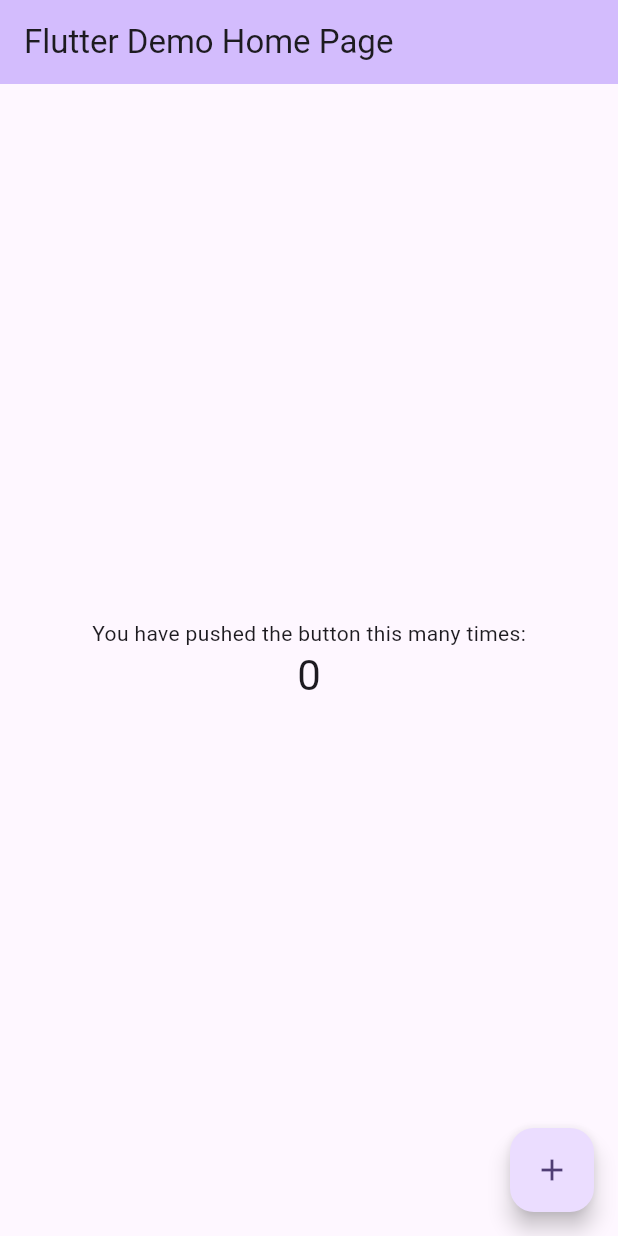
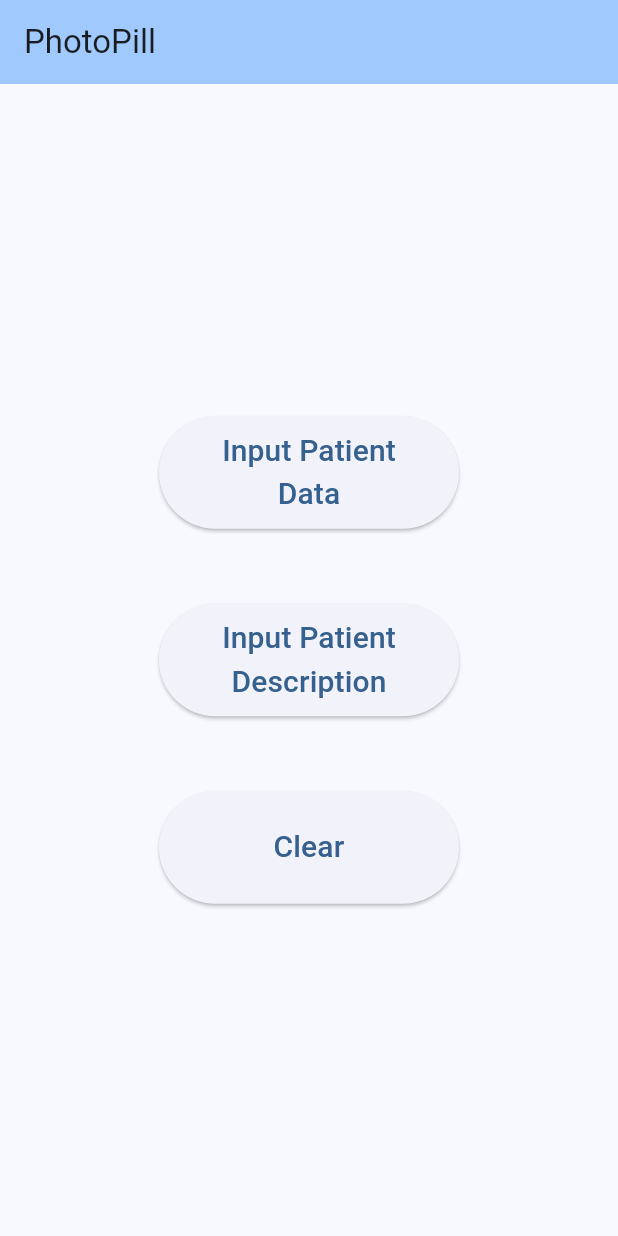
Before and after one commit to AdenaGH/PhotoPillApp, a Flutter app: the screen it shows after launch, on a phone screen of 412 x 824 dp. Run offline on Flutter 3.47's test engine with Material 2 defaults, Android fonts, the phone set to English and light mode, and no system bars.

Commit message:
Initial app screen built, buttons need functionality

```diff
--- a/photo_pill/lib/main.dart
+++ b/photo_pill/lib/main.dart
@@ -11,7 +11,7 @@
   @override
   Widget build(BuildContext context) {
     return MaterialApp(
-      title: 'Flutter Demo',
+      title: 'PhotoPill',
       theme: ThemeData(
         // This is the theme of your application.
         //
@@ -28,10 +28,10 @@
         //
         // This works for code too, not just values: Most code changes can be
         // tested with just a hot reload.
-        colorScheme: ColorScheme.fromSeed(seedColor: Colors.deepPurple),
+        colorScheme: ColorScheme.fromSeed(seedColor: Colors.blue),
         useMaterial3: true,
       ),
-      home: const MyHomePage(title: 'Flutter Demo Home Page'),
+      home: const MyHomePage(title: 'PhotoPill'),
     );
   }
 }
@@ -82,6 +82,7 @@
         // Colors.amber, perhaps?) and trigger a hot reload to see the AppBar
         // change color while the other colors stay the same.
         backgroundColor: Theme.of(context).colorScheme.inversePrimary,
+        //backgroundColor: Colors.amber,
         // Here we take the value from the MyHomePage object that was created by
         // the App.build method, and use it to set our appbar title.
         title: Text(widget.title),
@@ -103,22 +104,52 @@
           // TRY THIS: Invoke "debug painting" (choose the "Toggle Debug Paint"
           // action in the IDE, or press "p" in the console), to see the
           // wireframe for each widget.
+          mainAxisSize: MainAxisSize.max,
           mainAxisAlignment: MainAxisAlignment.center,
           children: <Widget>[
-            const Text(
-              'You have pushed the button this many times:',
+            SizedBox(
+              width: 200,
+              height: 75,
+              child: ElevatedButton(
+                  onPressed: () {
+                    print('input patient data button pressed');
+                  },
+                  child: const Text(
+                    'Input Patient Data',
+                    style: TextStyle(fontSize: 20),
+                    textAlign: TextAlign.center,
+                  )),
             ),
-            Text(
-              '$_counter',
-              style: Theme.of(context).textTheme.headlineMedium,
+            const SizedBox(height: 50),
+            SizedBox(
+              width: 200,
+              height: 75,
+              child: ElevatedButton(
+                  onPressed: () {
+                    print('input patient description button pressed');
+                  },
+                  child: const Text(
+                    'Input Patient Description',
+                    style: TextStyle(fontSize: 20),
+                    textAlign: TextAlign.center,
+                  )),
+            ),
+            const SizedBox(height: 50),
+            SizedBox(
+              width: 200,
+              height: 75,
+              child: ElevatedButton(
+                  onPressed: () {
+                    print('Clear button pressed');
+                  },
+                  child: const Text(
+                    'Clear',
+                    style: TextStyle(fontSize: 20),
+                    textAlign: TextAlign.center,
+                  )),
             ),
           ],
         ),
-      ),
-      floatingActionButton: FloatingActionButton(
-        onPressed: _incrementCounter,
-        tooltip: 'Increment',
-        child: const Icon(Icons.add),
       ), // This trailing comma makes auto-formatting nicer for build methods.
     );
   }
```
